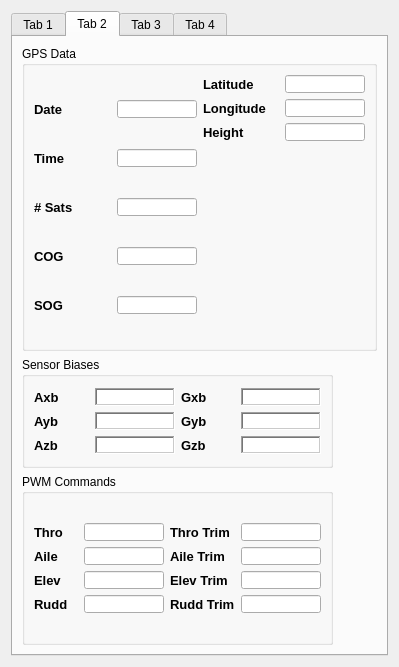
Above: src/ui/SlugsDataSensorView.ui from mavlink/qgroundcontrol before the change. Below: the same form after it.
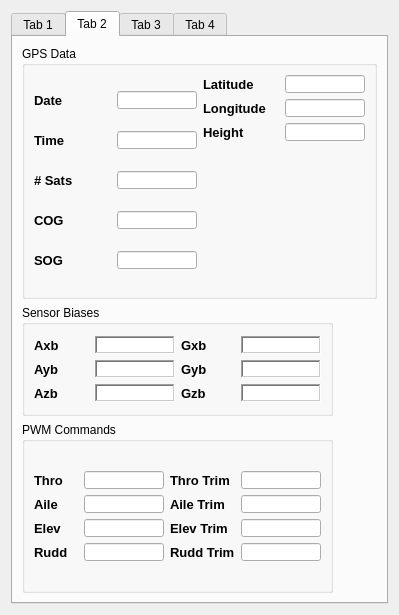
That is the form after the change. The open tabs and pages were chosen to show the change.

Commit message: ready to merge new brach architecture

Patch:
```diff
--- a/src/ui/SlugsDataSensorView.ui
+++ b/src/ui/SlugsDataSensorView.ui
@@ -7,7 +7,7 @@
     <x>0</x>
     <y>0</y>
     <width>399</width>
-    <height>667</height>
+    <height>604</height>
    </rect>
   </property>
   <property name="sizePolicy">
@@ -24,15 +24,15 @@
   </property>
   <property name="maximumSize">
    <size>
-    <width>16777215</width>
-    <height>16777215</height>
+    <width>399</width>
+    <height>604</height>
    </size>
   </property>
   <property name="windowTitle">
    <string>Form</string>
   </property>
-  <layout class="QVBoxLayout" name="verticalLayout_17">
-   <item>
+  <layout class="QGridLayout" name="gridLayout_23">
+   <item row="0" column="0">
     <widget class="QTabWidget" name="SlugsSensorView_tabWidget">
      <property name="currentIndex">
       <number>0</number>
@@ -1791,8 +1791,8 @@
       <attribute name="title">
        <string>Tab 2</string>
       </attribute>
-      <layout class="QVBoxLayout" name="verticalLayout_11">
-       <item>
+      <layout class="QGridLayout" name="gridLayout_22">
+       <item row="0" column="0">
         <layout class="QVBoxLayout" name="verticalLayout_8">
          <item>
           <widget class="QGroupBox" name="gpsData_groupBox">
```
Left out of the diff: 4 changed lines with no effect on the pictures. The commit also changes 2 other files.
